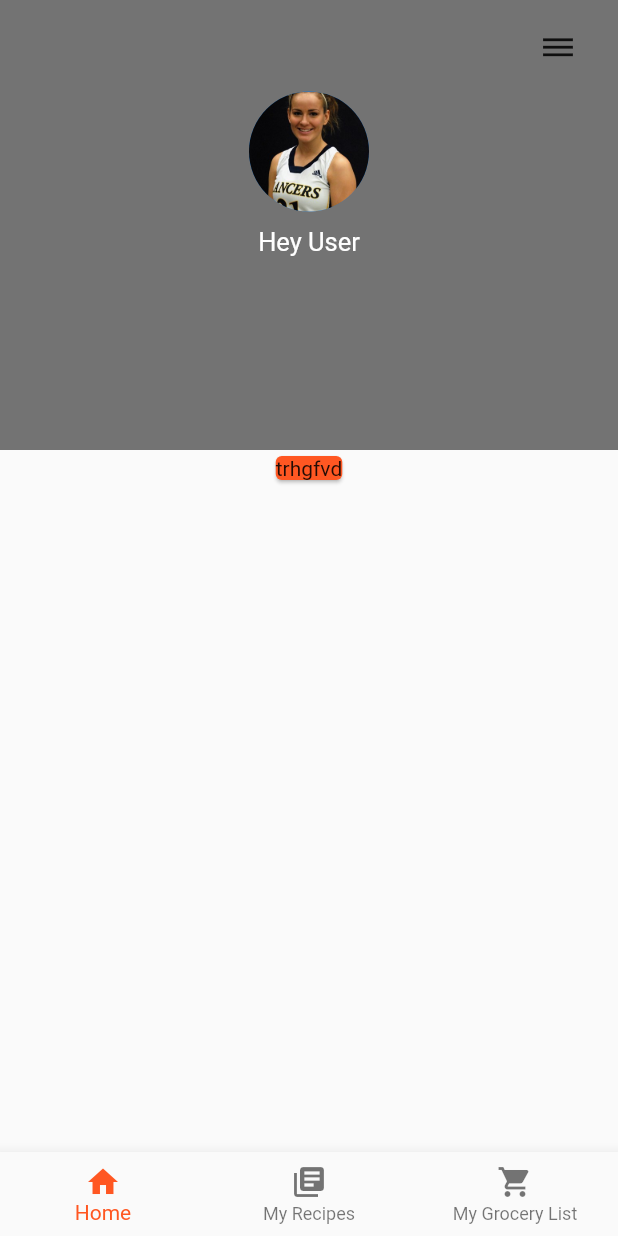
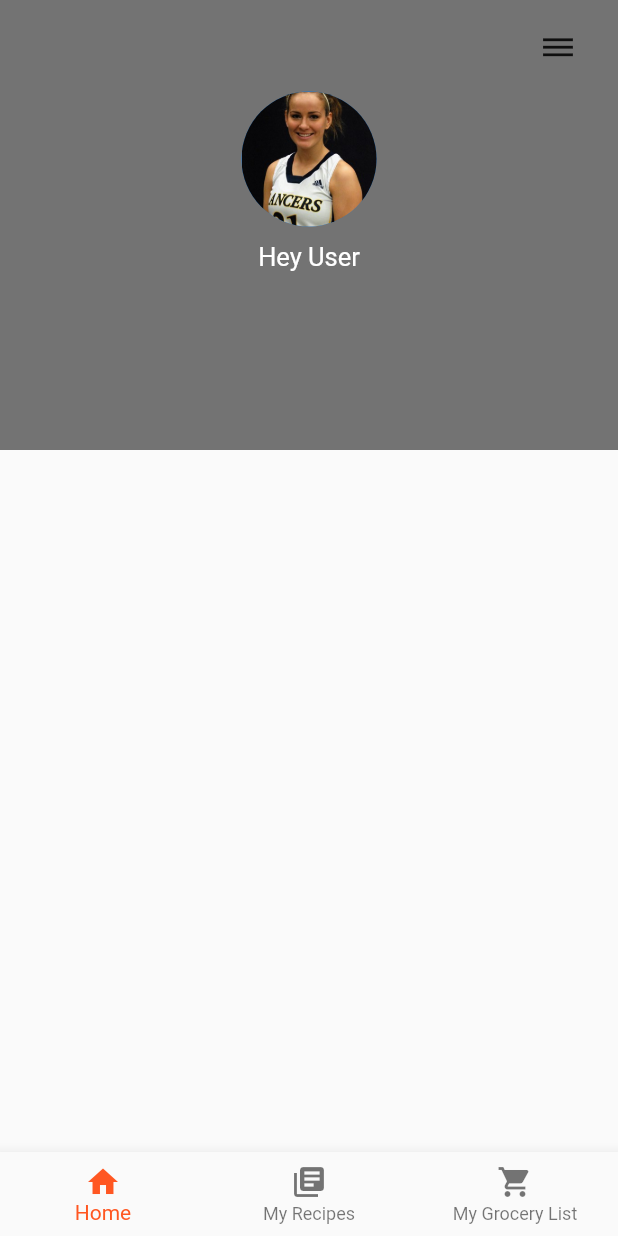
Before and after one commit to HarshdipD/Recipe-Unlimited, a Flutter app: the screen it shows after launch, after a tap on the "dehaze" icon, on a phone screen of 412 x 824 dp. Run offline on Flutter 3.47's test engine with Material 2 defaults, Android fonts, the phone set to English and light mode, and no system bars; Roboto replaces fonts that are missing (packages/cool_fonts/Roboto).

Commit message:
Update home_page.dart

```diff
--- a/lib/home_page.dart
+++ b/lib/home_page.dart
@@ -26,7 +26,7 @@ class HomePage extends StatelessWidget {
                                     onPressed: ()
                                         {
                                           print("abey!");
-                                          Navigator.push(context);
+                                          //Navigator.push(context);
                                         },
                                   ),
                                   alignment: Alignment(1.0, -1.0),
@@ -37,7 +37,7 @@ class HomePage extends StatelessWidget {
                         Padding(
                           padding: const EdgeInsets.only(top: 5.0),
                           child: CircleAvatar(
-                            radius: 40.0,
+                            radius: 45.0,
                             backgroundImage: AssetImage('images/image1.jpeg'),
                           ),
                         ),
@@ -56,7 +56,7 @@ class HomePage extends StatelessWidget {
             ),
             Card(
               color: Colors.deepOrange,
-              child: Text("trhgfvd"),
+              //child: Text("trhgfvd"),
             )
           ],
         ),
```
